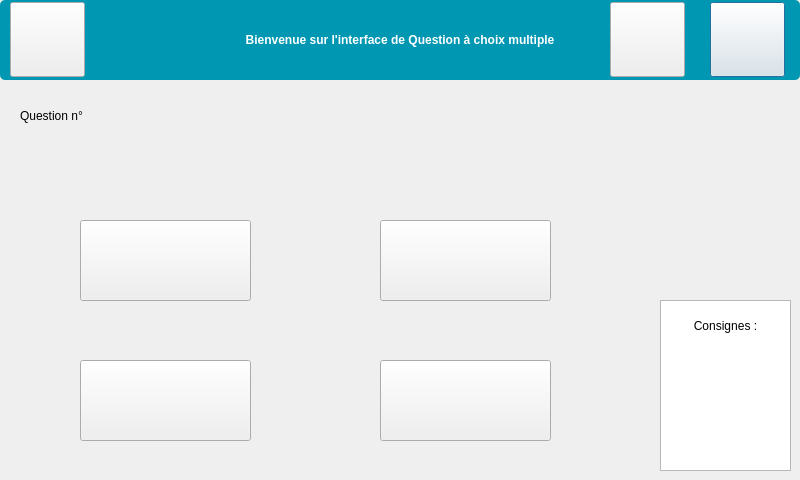
First picture: the form in InterfaceEleve/interfaceqcm.ui, repository Sam-Depardieu/Labo-de-langue, before the edit.
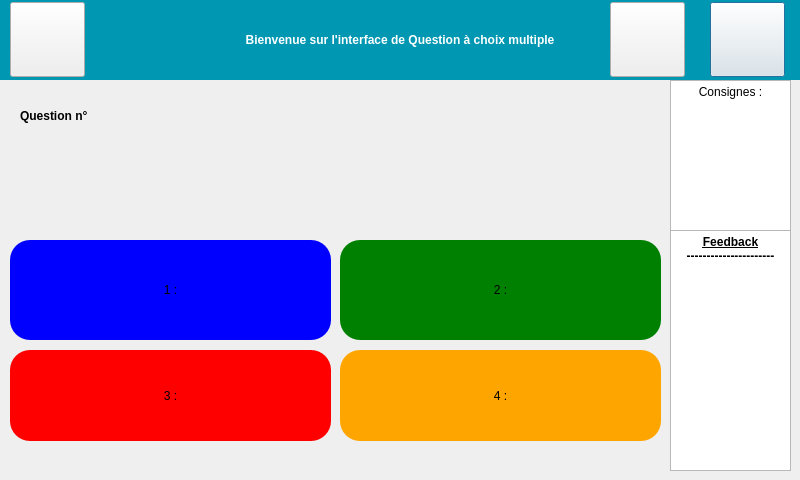
Second picture: the form after the edit.

```diff
--- a/InterfaceEleve/interfaceqcm.ui
+++ b/InterfaceEleve/interfaceqcm.ui
@@ -75,7 +75,6 @@
     background-color: rgb(0, 151, 178); /* Fond bleu */
     color: white; /* Texte en blanc */
     border: none; /* Enlever le contour si nécessaire */
-    border-radius: 5px; /* Optionnel : coins arrondis */
     font-weight: bold; /* Optionnel : texte en gras */
 }</string>
    </property>
@@ -83,26 +82,6 @@
     <string>Bienvenue sur l'interface de Question à choix multiple</string>
    </property>
   </widget>
-  <widget class="QPushButton" name="pushButtonSon">
-   <property name="geometry">
-    <rect>
-     <x>40</x>
-     <y>400</y>
-     <width>80</width>
-     <height>80</height>
-    </rect>
-   </property>
-   <property name="autoFillBackground">
-    <bool>false</bool>
-   </property>
-   <property name="styleSheet">
-    <string notr="true">background-color: transparent;
-    border: none;</string>
-   </property>
-   <property name="text">
-    <string/>
-   </property>
-  </widget>
   <widget class="QLabel" name="labelQuestion">
    <property name="geometry">
     <rect>
@@ -112,6 +91,9 @@
      <height>71</height>
     </rect>
    </property>
+   <property name="styleSheet">
+    <string notr="true"> font-weight: bold; /* Optionnel : texte en gras */</string>
+   </property>
    <property name="text">
     <string>Question n°</string>
    </property>
@@ -119,62 +101,86 @@
   <widget class="QPushButton" name="pushButton1">
    <property name="geometry">
     <rect>
-     <x>80</x>
-     <y>220</y>
-     <width>171</width>
-     <height>81</height>
+     <x>10</x>
+     <y>240</y>
+     <width>321</width>
+     <height>100</height>
     </rect>
    </property>
+   <property name="styleSheet">
+    <string notr="true">QPushButton {
+    background-color:blue; /* Fond bleu */
+    border-radius: 20px; /* Optionnel : coins arrondis */
+}</string>
+   </property>
    <property name="text">
-    <string/>
+    <string>1 :</string>
    </property>
   </widget>
   <widget class="QPushButton" name="pushButton2">
    <property name="geometry">
     <rect>
-     <x>380</x>
-     <y>220</y>
-     <width>171</width>
-     <height>81</height>
+     <x>340</x>
+     <y>240</y>
+     <width>321</width>
+     <height>100</height>
     </rect>
    </property>
+   <property name="styleSheet">
+    <string notr="true">QPushButton {
+    background-color:green; /* Fond bleu */
+    border-radius: 20px; /* Optionnel : coins arrondis */
+}</string>
+   </property>
    <property name="text">
-    <string/>
+    <string>2 :</string>
    </property>
   </widget>
   <widget class="QPushButton" name="pushButton4">
    <property name="geometry">
     <rect>
-     <x>380</x>
-     <y>360</y>
-     <width>171</width>
-     <height>81</height>
+     <x>340</x>
+     <y>350</y>
+     <width>321</width>
+     <height>91</height>
     </rect>
    </property>
+   <property name="styleSheet">
+    <string notr="true">QPushButton {
+    background-color:orange; /* Fond bleu */
+    border-radius: 20px; /* Optionnel : coins arrondis */
+}</string>
+   </property>
    <property name="text">
-    <string/>
+    <string>4 :</string>
    </property>
   </widget>
   <widget class="QPushButton" name="pushButton3">
    <property name="geometry">
     <rect>
-     <x>80</x>
-     <y>360</y>
-     <width>171</width>
-     <height>81</height>
+     <x>10</x>
+     <y>350</y>
+     <width>321</width>
+     <height>91</height>
     </rect>
    </property>
+   <property name="styleSheet">
+    <string notr="true">QPushButton {
+    background-color:red; /* Fond bleu */
+    border-radius: 20px; /* Optionnel : coins arrondis */
+}</string>
+   </property>
    <property name="text">
-    <string/>
+    <string>3 :</string>
    </property>
   </widget>
   <widget class="QTextEdit" name="textEditConsigne">
    <property name="geometry">
     <rect>
-     <x>660</x>
-     <y>300</y>
-     <width>131</width>
-     <height>171</height>
+     <x>670</x>
+     <y>80</y>
+     <width>121</width>
+     <height>151</height>
     </rect>
    </property>
    <property name="html">
@@ -185,10 +191,31 @@
 li.unchecked::marker { content: &quot;\2610&quot;; }
 li.checked::marker { content: &quot;\2612&quot;; }
 &lt;/style&gt;&lt;/head&gt;&lt;body style=&quot; font-family:'Segoe UI'; font-size:9pt; font-weight:400; font-style:normal;&quot;&gt;
-&lt;p align=&quot;center&quot; style=&quot; margin-top:0px; margin-bottom:0px; margin-left:0px; margin-right:0px; -qt-block-indent:0; text-indent:0px;&quot;&gt;		Consignes :&lt;/p&gt;&lt;/body&gt;&lt;/html&gt;</string>
+&lt;p align=&quot;center&quot; style=&quot; margin-top:0px; margin-bottom:0px; margin-left:0px; margin-right:0px; -qt-block-indent:0; text-indent:0px;&quot;&gt;Consignes :&lt;/p&gt;&lt;/body&gt;&lt;/html&gt;</string>
    </property>
   </widget>
-  <zorder>pushButtonSon</zorder>
+  <widget class="QTextEdit" name="textEditFeedBack">
+   <property name="geometry">
+    <rect>
+     <x>670</x>
+     <y>230</y>
+     <width>121</width>
+     <height>241</height>
+    </rect>
+   </property>
+   <property name="html">
+    <string>&lt;!DOCTYPE HTML PUBLIC &quot;-//W3C//DTD HTML 4.0//EN&quot; &quot;http://www.w3.org/TR/REC-html40/strict.dtd&quot;&gt;
+&lt;html&gt;&lt;head&gt;&lt;meta name=&quot;qrichtext&quot; content=&quot;1&quot; /&gt;&lt;meta charset=&quot;utf-8&quot; /&gt;&lt;style type=&quot;text/css&quot;&gt;
+p, li { white-space: pre-wrap; }
+hr { height: 1px; border-width: 0; }
+li.unchecked::marker { content: &quot;\2610&quot;; }
+li.checked::marker { content: &quot;\2612&quot;; }
+&lt;/style&gt;&lt;/head&gt;&lt;body style=&quot; font-family:'Segoe UI'; font-size:9pt; font-weight:400; font-style:normal;&quot;&gt;
+&lt;p align=&quot;center&quot; style=&quot; margin-top:0px; margin-bottom:0px; margin-left:0px; margin-right:0px; -qt-block-indent:0; text-indent:0px;&quot;&gt;&lt;span style=&quot; font-weight:700; text-decoration: underline;&quot;&gt;Feedback&lt;/span&gt;&lt;/p&gt;
+&lt;p align=&quot;center&quot; style=&quot; margin-top:0px; margin-bottom:0px; margin-left:0px; margin-right:0px; -qt-block-indent:0; text-indent:0px;&quot;&gt;&lt;span style=&quot; font-weight:700;&quot;&gt;----------------------&lt;/span&gt;&lt;/p&gt;
+&lt;p style=&quot;-qt-paragraph-type:empty; margin-top:0px; margin-bottom:0px; margin-left:0px; margin-right:0px; -qt-block-indent:0; text-indent:0px; font-weight:700;&quot;&gt;&lt;br /&gt;&lt;/p&gt;&lt;/body&gt;&lt;/html&gt;</string>
+   </property>
+  </widget>
   <zorder>pushButton</zorder>
   <zorder>pushButtonQuestionSuivante</zorder>
   <zorder>pushButtonQuestionPrecedente</zorder>
```
Left out of the diff: 1 changed line with no effect on the pictures.
